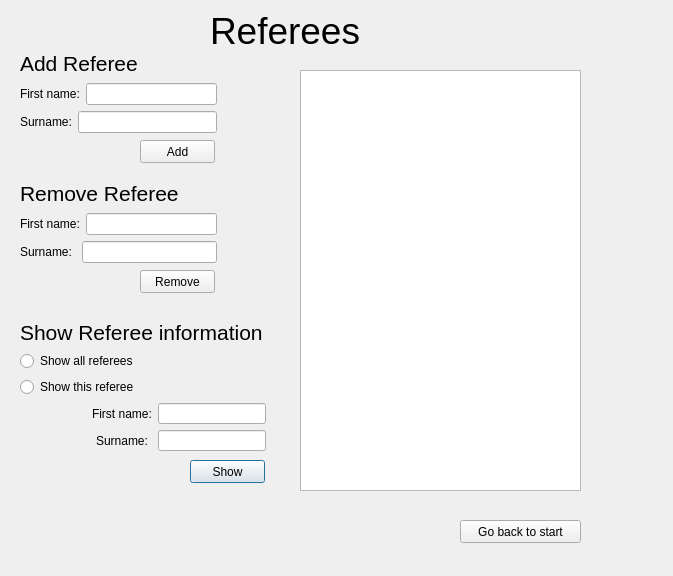
Before: the Qt Designer form RefereeGameBookDV1553/refereewindow.ui in alexanderbrannlund/ProjektRefereeGameBookQt, drawn with Qt 5.
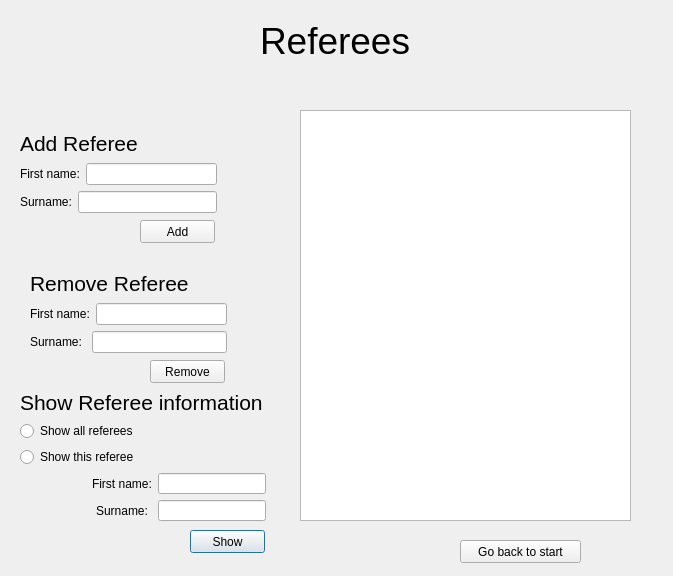
After: the same form once the commit is applied. Icons and pictures are not drawn.

Patch:
```diff
--- a/RefereeGameBookDV1553/refereewindow.ui
+++ b/RefereeGameBookDV1553/refereewindow.ui
@@ -13,21 +13,11 @@
   <property name="windowTitle">
    <string>Dialog</string>
   </property>
-  <widget class="QTextEdit" name="textEdit">
-   <property name="geometry">
-    <rect>
-     <x>300</x>
-     <y>70</y>
-     <width>281</width>
-     <height>421</height>
-    </rect>
-   </property>
-  </widget>
   <widget class="QLabel" name="label">
    <property name="geometry">
     <rect>
-     <x>210</x>
-     <y>10</y>
+     <x>260</x>
+     <y>20</y>
      <width>151</width>
      <height>41</height>
     </rect>
@@ -45,7 +35,7 @@
    <property name="geometry">
     <rect>
      <x>190</x>
-     <y>460</y>
+     <y>530</y>
      <width>75</width>
      <height>23</height>
     </rect>
@@ -58,7 +48,7 @@
    <property name="geometry">
     <rect>
      <x>140</x>
-     <y>140</y>
+     <y>220</y>
      <width>75</width>
      <height>23</height>
     </rect>
@@ -70,8 +60,8 @@
   <widget class="QPushButton" name="Remove">
    <property name="geometry">
     <rect>
-     <x>140</x>
-     <y>270</y>
+     <x>150</x>
+     <y>360</y>
      <width>75</width>
      <height>23</height>
     </rect>
@@ -84,7 +74,7 @@
    <property name="geometry">
     <rect>
      <x>20</x>
-     <y>50</y>
+     <y>130</y>
      <width>197</width>
      <height>83</height>
     </rect>
@@ -135,8 +125,8 @@
   <widget class="QWidget" name="layoutWidget">
    <property name="geometry">
     <rect>
-     <x>20</x>
-     <y>180</y>
+     <x>30</x>
+     <y>270</y>
      <width>197</width>
      <height>83</height>
     </rect>
@@ -188,7 +178,7 @@
    <property name="geometry">
     <rect>
      <x>20</x>
-     <y>320</y>
+     <y>390</y>
      <width>246</width>
      <height>131</height>
     </rect>
@@ -284,7 +274,7 @@
    <property name="geometry">
     <rect>
      <x>460</x>
-     <y>520</y>
+     <y>540</y>
      <width>121</width>
      <height>23</height>
     </rect>
@@ -293,6 +283,54 @@
     <string>Go back to start</string>
    </property>
   </widget>
+  <widget class="QLabel" name="label_9">
+   <property name="geometry">
+    <rect>
+     <x>20</x>
+     <y>10</y>
+     <width>141</width>
+     <height>81</height>
+    </rect>
+   </property>
+   <property name="text">
+    <string/>
+   </property>
+   <property name="pixmap">
+    <pixmap resource="resources.qrc">:/recources/Bilder till projekt/thJ20O2MMZ.jpg</pixmap>
+   </property>
+   <property name="scaledContents">
+    <bool>true</bool>
+   </property>
+  </widget>
+  <widget class="QLabel" name="label_10">
+   <property name="geometry">
+    <rect>
+     <x>520</x>
+     <y>10</y>
+     <width>131</width>
+     <height>71</height>
+    </rect>
+   </property>
+   <property name="text">
+    <string/>
+   </property>
+   <property name="pixmap">
+    <pixmap resource="resources.qrc">:/recources/Bilder till projekt/5511133955_de627d006a_z.jpg</pixmap>
+   </property>
+   <property name="scaledContents">
+    <bool>true</bool>
+   </property>
+  </widget>
+  <widget class="QTextBrowser" name="textBrowser">
+   <property name="geometry">
+    <rect>
+     <x>300</x>
+     <y>110</y>
+     <width>331</width>
+     <height>411</height>
+    </rect>
+   </property>
+  </widget>
  </widget>
  <resources/>
  <connections/>
```
Left out of the diff: 4 changed lines with no effect on the pictures.
